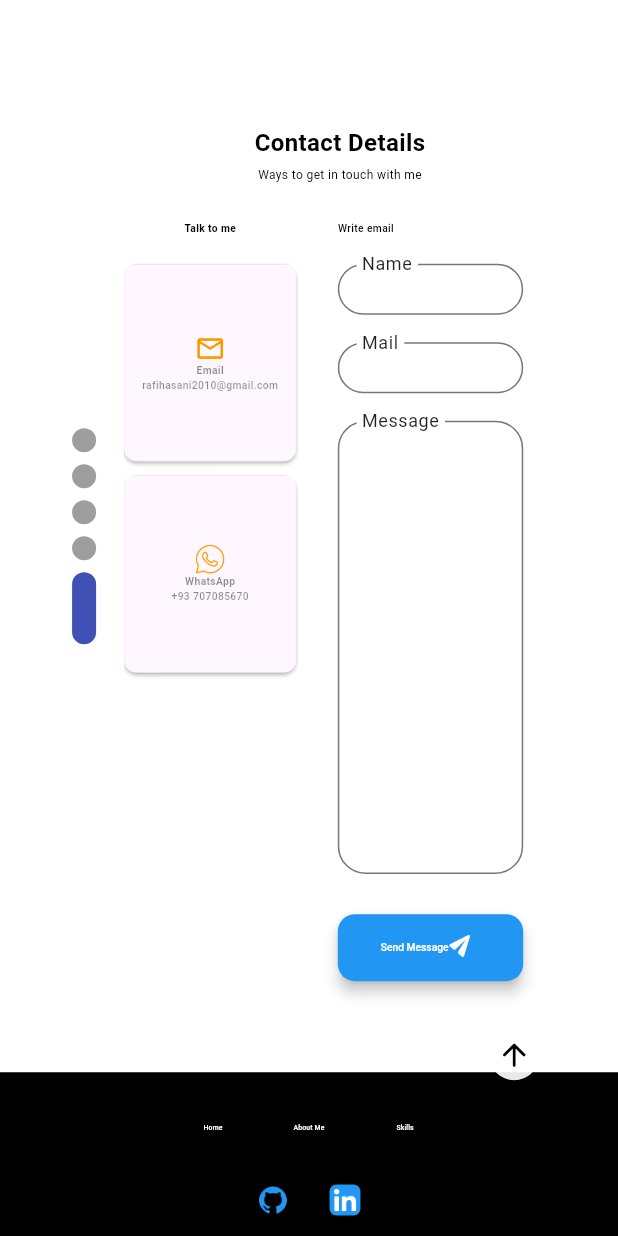
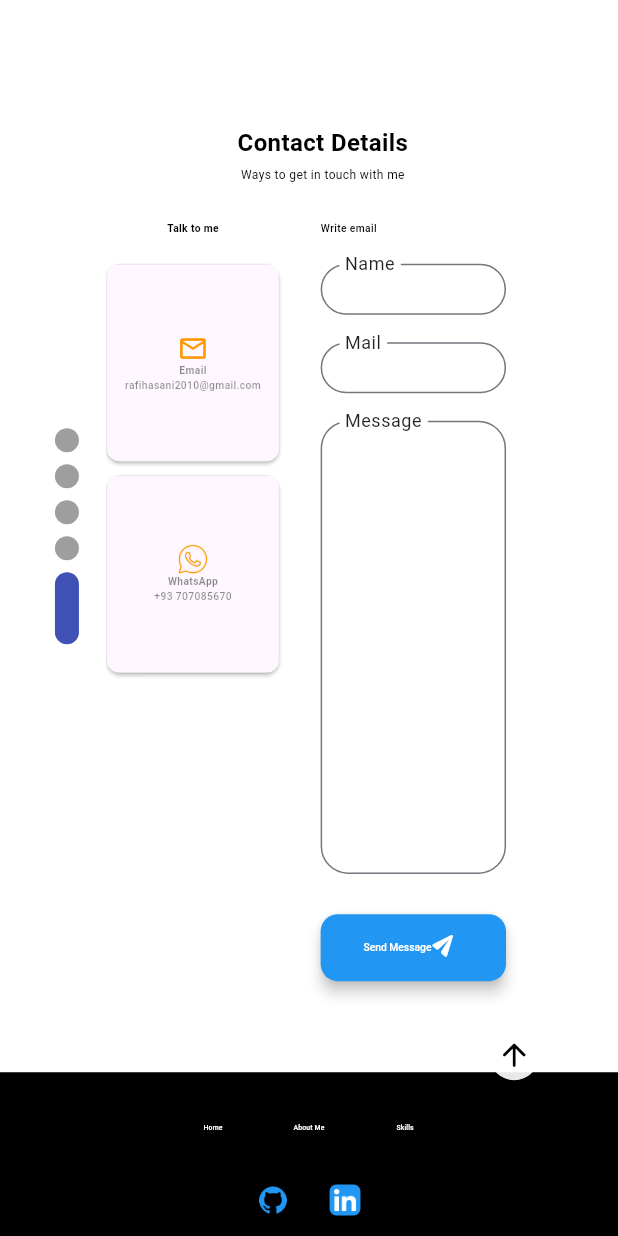
Before and after one commit to RafiHasani/PortfolioProject, a Flutter app: the HomePageWeb screen opened directly, scrolled down 2304 dp, on a phone screen of 412 x 824 dp. Run offline on Flutter 3.47's test engine with Material 3 defaults, Android fonts, the phone set to English and light mode, and no system bars; drawn by our look-alikes of smooth_page_indicator; our stand-ins replace countup, flutter_screenutil, get, responsive_builder; Roboto replaces fonts that are missing (Montserrat); project files that could hold a hidden picture were left out.

Commit message:
production issue resolved

```diff
--- a/lib/screens/web_view/web_container.dart
+++ b/lib/screens/web_view/web_container.dart
@@ -53,8 +53,7 @@
                 ),
               ),
         body: Padding(
-          padding: EdgeInsets.symmetric(horizontal: 42.w),
-          child: Expanded(
+          padding: EdgeInsets.symmetric(horizontal: 32.w),
           child: Row(
             mainAxisSize: MainAxisSize.min,
             crossAxisAlignment: CrossAxisAlignment.center,
@@ -91,7 +90,6 @@
                 ),
               ),
             ],
-            ),
           ),
         ),
         floatingActionButton: homeController.pageIndex > 2
```
Also changed, not shown: lib/screens/web_view/views/aboutme_page_web.dart (+5 -6 lines), firebase.json (added), 4 other files. Lines whose indentation alone changed are shown as unchanged.
